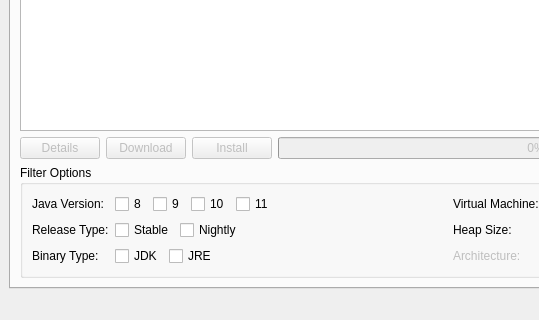
Above: jvtgui/interface.ui from spikespaz-archives/archive-bundles before the change; both pictures show x 0 to 539 and y 130 to 450 of the 900 by 450 pixel window. Below: the same form after it.
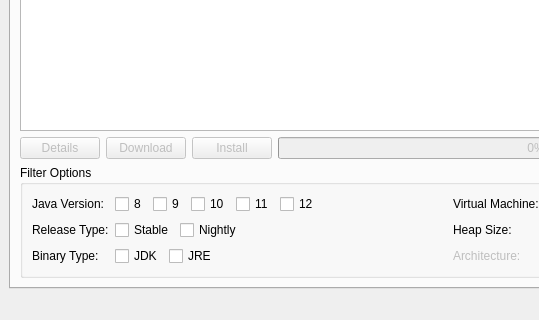
That is the form after the change. The open tabs and pages were chosen to show the change.

Commit message: Add OpenJDK 12 filter

What changed in the file:
```diff
--- a/jvtgui/interface.ui
+++ b/jvtgui/interface.ui
@@ -240,6 +240,13 @@
                  </property>
                 </widget>
                </item>
+               <item>
+                <widget class="QCheckBox" name="javaVer12CheckBox">
+                 <property name="text">
+                  <string>12</string>
+                 </property>
+                </widget>
+               </item>
                <item>
                 <spacer name="horizontalSpacer_2">
                  <property name="orientation">
```
Left out of the diff: 2 changed lines with no effect on the pictures. The commit also changes 1 other file.
